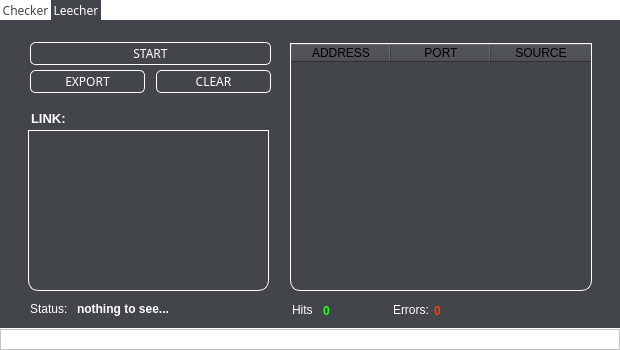
Above: proxier/gui/mainwindow.ui from marcobackup/Proxier before the change. Below: the same form after it.
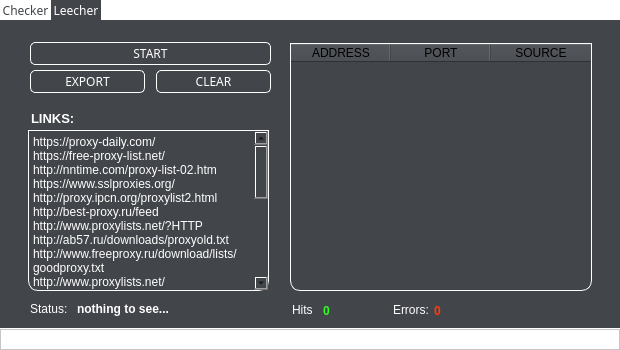
That is the form after the change. The open tabs and pages were chosen to show the change. Icons and pictures are not drawn.

```diff
--- a/proxier/gui/mainwindow.ui
+++ b/proxier/gui/mainwindow.ui
@@ -511,12 +511,12 @@
        </rect>
       </property>
       <property name="text">
-       <string>&lt;html&gt;&lt;head/&gt;&lt;body&gt;&lt;p&gt;&lt;span style=&quot; font-size:10pt; font-weight:600; color:#ffffff;&quot;&gt;LINK:&lt;/span&gt;&lt;/p&gt;&lt;/body&gt;&lt;/html&gt;</string>
+       <string>&lt;html&gt;&lt;head/&gt;&lt;body&gt;&lt;p&gt;&lt;span style=&quot; font-size:10pt; font-weight:600; color:#ffffff;&quot;&gt;LINKS:&lt;/span&gt;&lt;/p&gt;&lt;/body&gt;&lt;/html&gt;</string>
       </property>
      </widget>
      <widget class="QPlainTextEdit" name="link_fetch_text">
       <property name="enabled">
-       <bool>false</bool>
+       <bool>true</bool>
       </property>
       <property name="geometry">
        <rect>
@@ -537,6 +537,28 @@
 	color: white;
 }</string>
       </property>
+      <property name="plainText">
+       <string>https://proxy-daily.com/
+https://free-proxy-list.net/
+http://nntime.com/proxy-list-02.htm
+https://www.sslproxies.org/
+http://proxy.ipcn.org/proxylist2.html
+http://best-proxy.ru/feed
+http://www.proxylists.net/?HTTP
+http://ab57.ru/downloads/proxyold.txt
+http://www.freeproxy.ru/download/lists/goodproxy.txt
+http://www.proxylists.net/http_highanon.txt
+http://www.atomintersoft.com/high_anonymity_elite_proxy_list
+http://www.atomintersoft.com/transparent_proxy_list
+http://www.atomintersoft.com/anonymous_proxy_list
+http://www.live-socks.net/
+http://www.vipsocks24.net/
+http://www.proxyserverlist24.top/
+http://newfreshproxies-24.blogspot.com
+http://www.freshnewproxies24.top/
+http://www.socks24.org/
+http://www.socksproxylist24.top/</string>
+      </property>
      </widget>
      <widget class="QPushButton" name="start_fetch_btn">
       <property name="geometry">
```
Left out of the diff: 26 changed lines with no effect on the pictures.
